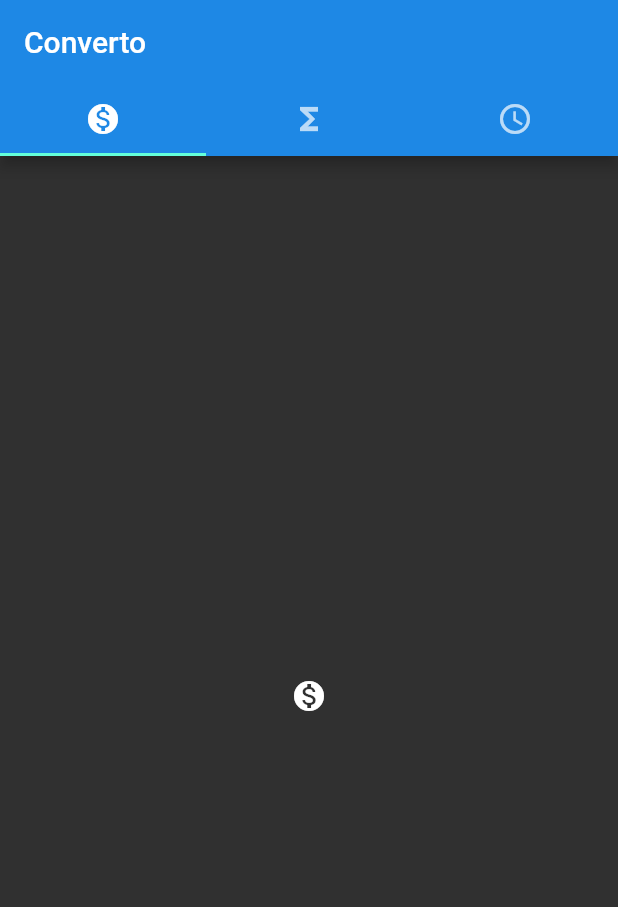
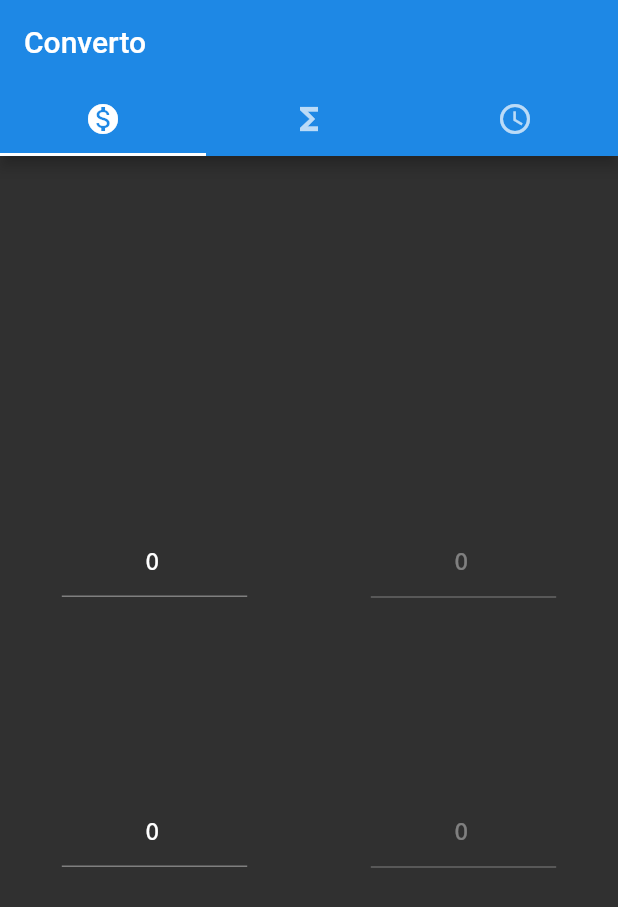
Before and after one commit to Mariobahaa/Converto, a Flutter app: the screen it shows after launch, on a phone screen of 412 x 824 dp. Shown: the top 907 px of the screen. Run offline on Flutter 3.47's test engine with Material 2 defaults, Android fonts, the phone set to English and light mode, and no system bars.

Commit message:
added TextFields in first screen

```diff
--- a/lib/currencytab.dart
+++ b/lib/currencytab.dart
@@ -0,0 +1,110 @@
+import 'package:flutter/material.dart';
+
+class CurrencyTab extends StatefulWidget {
+  @override
+  _CurrencyTabState createState() => _CurrencyTabState();
+}
+
+class _CurrencyTabState extends State<CurrencyTab> {
+  TextEditingController box1controller = TextEditingController(text: '0');
+  TextEditingController box2controller = TextEditingController(text: '0');
+
+  double box1 = 0.0;
+  double box2 = 0.0;
+
+  @override
+  Widget build(BuildContext context) {
+    return Column(
+      children: <Widget>[
+        Expanded(
+          child: SizedBox(),
+          flex: 1,
+        ),
+        Expanded(
+          child: Row(
+            children: <Widget>[
+              Expanded(
+                child: SizedBox(),
+                flex: 1,
+              ),
+              Expanded(
+                flex: 3,
+                child: TextField(
+                    keyboardType: TextInputType.number,
+                    enabled: true,
+                    controller: box1controller,
+                    textAlign: TextAlign.center,
+                    onTap: () {
+                      setState(() {
+                        box1controller.clear();
+                      });
+                    }),
+              ),
+              Expanded(
+                child: SizedBox(),
+                flex: 2,
+              ),
+              Expanded(
+                flex: 3,
+                child: TextField(
+                  keyboardType: TextInputType.number,
+                  enabled: false,
+                  controller: box2controller,
+                  textAlign: TextAlign.center,
+                ),
+              ),
+              Expanded(
+                child: SizedBox(),
+                flex: 1,
+              ),
+            ],
+          ),
+        ),
+        Expanded(
+          child: Row(
+            children: <Widget>[
+              Expanded(
+                child: SizedBox(),
+                flex: 1,
+              ),
+              Expanded(
+                flex: 3,
+                child: TextField(
+                    keyboardType: TextInputType.number,
+                    enabled: true,
+                    controller: box1controller,
+                    textAlign: TextAlign.center,
+                    onTap: () {
+                      setState(() {
+                        box1controller.clear();
+                      });
+                    }),
+              ),
+              Expanded(
+                child: SizedBox(),
+                flex: 2,
+              ),
+              Expanded(
+                flex: 3,
+                child: TextField(
+                  keyboardType: TextInputType.number,
+                  enabled: false,
+                  controller: box2controller,
+                  textAlign: TextAlign.center,
+                ),
+              ),
+              Expanded(
+                child: SizedBox(),
+                flex: 1,
+              ),
+            ],
+          ),
+        ),
+        Expanded(
+          child: SizedBox(),
+          flex: 1,
+        )
+      ],
+    );
+  }
+}
--- a/lib/main.dart
+++ b/lib/main.dart
@@ -1,4 +1,5 @@
 import 'package:flutter/material.dart';
+import 'currencytab.dart';
 
 void main() => runApp(MyApp());
 
@@ -10,6 +11,7 @@ class MyApp extends StatelessWidget {
       title: 'Converto',
       theme: ThemeData.dark().copyWith(
         primaryColor: Colors.blue.shade600,
+        accentColor: Colors.blue.shade600,
         textTheme: Theme.of(context).textTheme.apply(
               fontFamily: 'Ubuntu',
               bodyColor: Colors.white,
@@ -64,9 +66,7 @@ class _MyHomePageState extends State<MyHomePage>
         ),
         body: TabBarView(
           children: <Widget>[
-            Icon(
-              Icons.monetization_on,
-            ),
+            CurrencyTab(),
             Icon(
               Icons.monetization_on,
             ),
```
